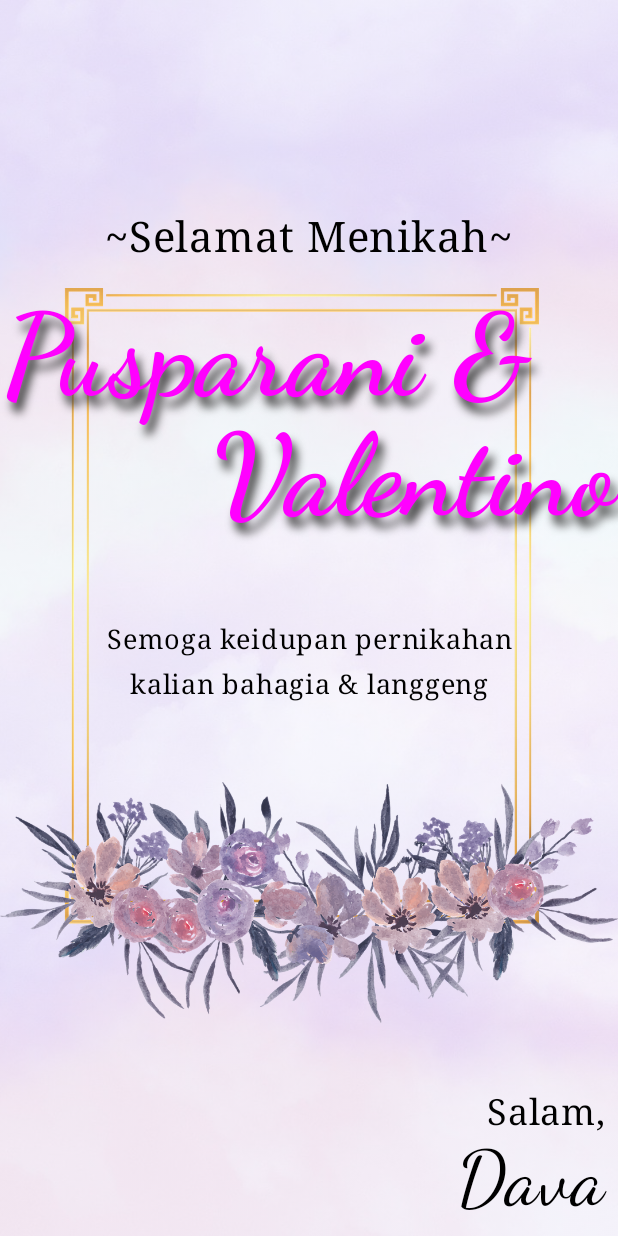
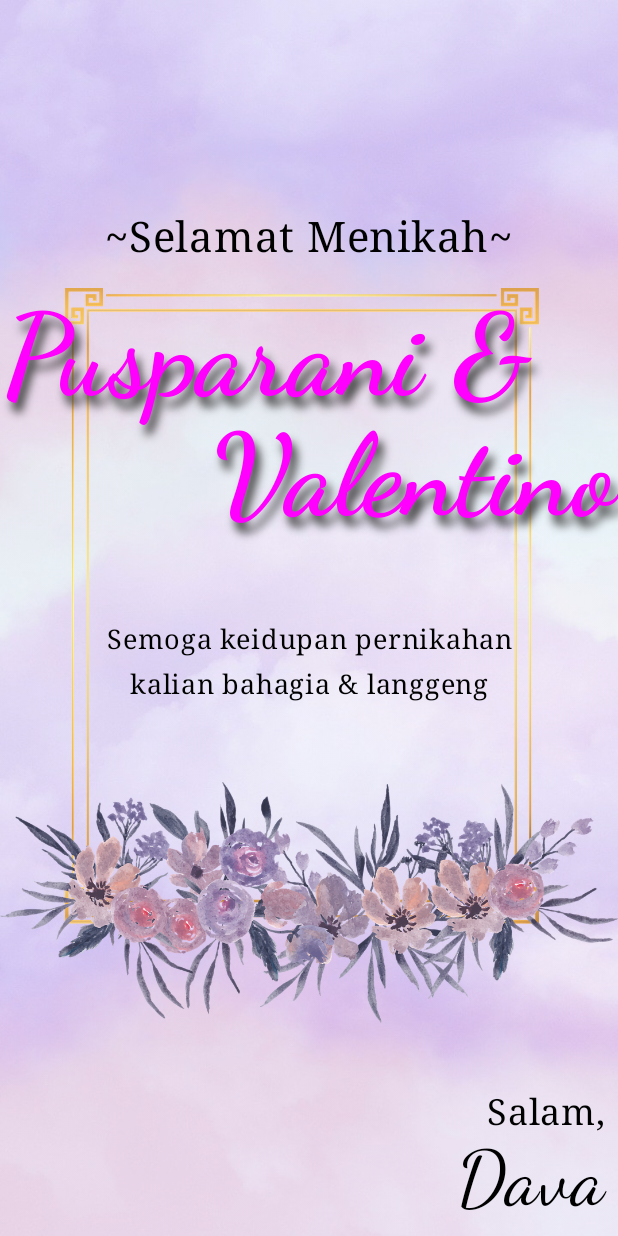
Before and after one commit to Dvamhmd/selamat_menikah, an Android app built with Jetpack Compose: the screen it shows after launch (MainActivity), on a phone screen of 412 x 824 dp. Run offline under Robolectric (Android 15) with nearby library versions, the phone set to English and light mode, and no system bars.

```diff
--- a/app/src/main/java/com/example/selamatmenikah/MainActivity.kt
+++ b/app/src/main/java/com/example/selamatmenikah/MainActivity.kt
@@ -63,7 +63,7 @@ fun IsiText(pesan: String, pasangan: String, doa: String, salam: String, admirer
             painter = painterResource(id = R.drawable.sky_7232494_1920),
             contentDescription = "",
             contentScale = ContentScale.Crop,
-            alpha = 0.4F
+            alpha = 0.7F
         )
 
         Column(
```
